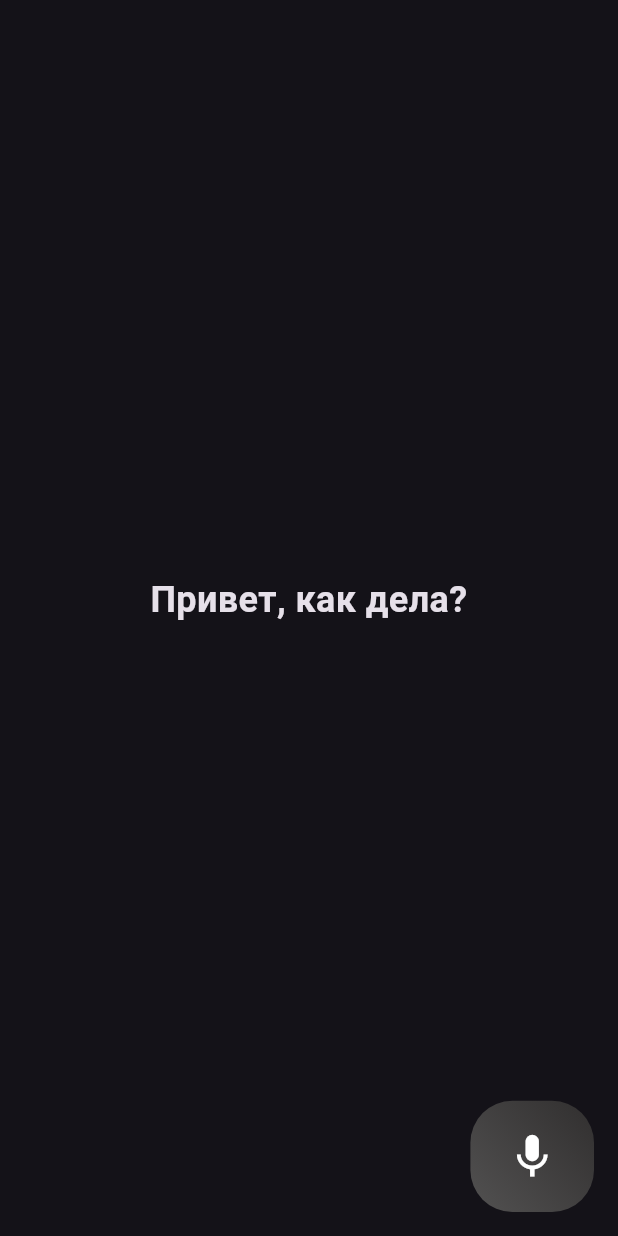
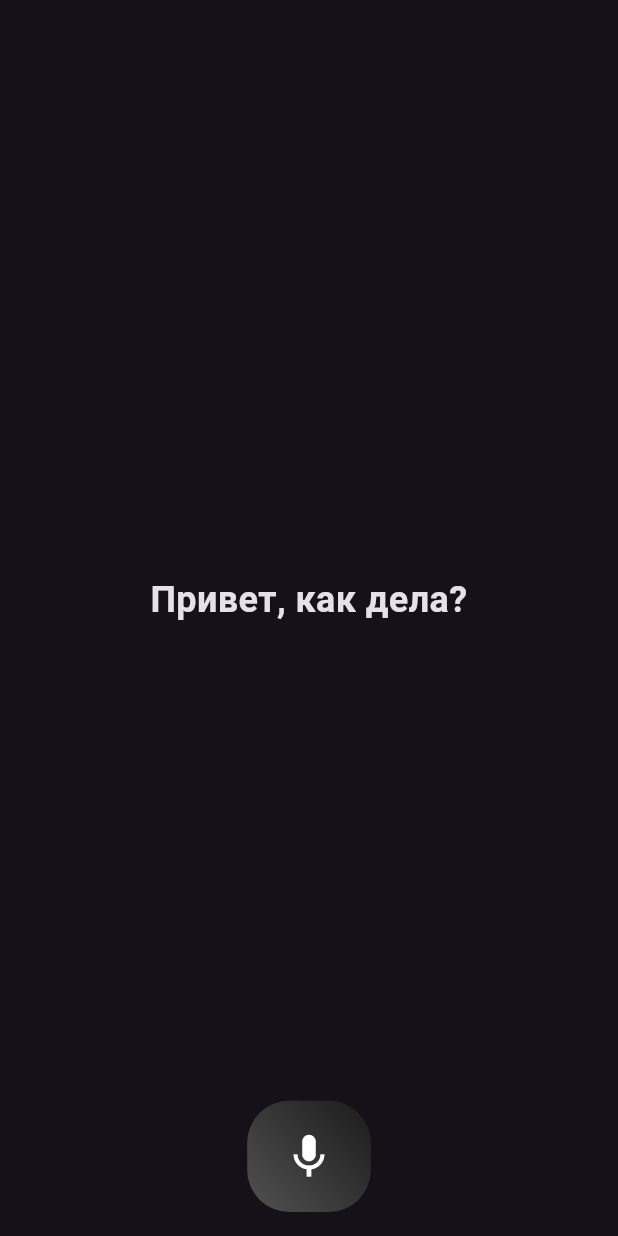
Before and after one commit to DaDaDaTheoryNow/Viminsk-Assistent, a Flutter app: the screen it shows after launch, on a phone screen of 412 x 824 dp. Run offline on Flutter 3.47's test engine with Material 3 defaults, Android fonts, the phone set to English and light mode, and no system bars; our stand-ins replace dio, flutter_riverpod, flutter_tts, freezed_annotation, go_router, permission_handler and 1 more; missing offline and left inert: installed_apps, mesh_gradient.

Commit message:
improve ui and ai

```diff
--- a/lib/features/home/presentation/home_screen.dart
+++ b/lib/features/home/presentation/home_screen.dart
@@ -1,6 +1,9 @@
+import 'dart:ui';
+
 import 'package:flutter/material.dart';
 import 'package:flutter_riverpod/flutter_riverpod.dart';
 import 'package:go_router/go_router.dart';
+import 'package:mesh_gradient/mesh_gradient.dart';
 import 'package:viminsk_assistent/features/home/presentation/widgets/sound_level_visualizer.dart';
 import 'package:viminsk_assistent/service/speech_to_text/presentation/provider/speech_to_text_notifier_provider.dart';
 
@@ -39,9 +42,41 @@ class HomeScreen extends ConsumerWidget {
         onStopRecording: () =>
             speechToTextNotifier.stopListening(isForceCancel: true),
       ),
+      floatingActionButtonLocation: FloatingActionButtonLocation.centerFloat,
       body: Stack(
         children: [
-          Column(
+          // bg animation
+          AnimatedOpacity(
+            opacity: isListening ? 0.8 : 0.0,
+            duration: const Duration(milliseconds: 1200),
+            curve: Curves.easeIn,
+            child: AnimatedMeshGradient(
+              colors: const [
+                Color.fromARGB(255, 60, 59, 59),
+                Colors.black,
+                Color.fromARGB(255, 111, 109, 109),
+                Colors.black,
+              ],
+              options: AnimatedMeshGradientOptions(
+                amplitude: 2000,
+                frequency: 300,
+                grain: 0.3,
+                speed: 15,
+              ),
+              child: Container(
+                height: MediaQuery.of(context).size.height,
+                width: MediaQuery.of(context).size.width,
+                decoration: BoxDecoration(
+                  borderRadius: BorderRadius.circular(100),
+                ),
+              ),
+            ),
+          ),
+
+          // content
+          Center(
+            child: SingleChildScrollView(
+              child: Column(
                 mainAxisAlignment: MainAxisAlignment.center,
                 children: [
                   // sound visualizer
@@ -70,7 +105,7 @@ class HomeScreen extends ConsumerWidget {
                     curve: Curves.easeIn,
                     child: Center(
                       child: Padding(
-                    padding: const EdgeInsets.all(15),
+                        padding: const EdgeInsets.all(30),
                         child: Text(
                           speechActionResult,
                           textAlign: TextAlign.center,
@@ -92,6 +127,7 @@ class HomeScreen extends ConsumerWidget {
                             : 0.0,
                     duration: const Duration(milliseconds: 250),
                     child: Center(
+                      child: SingleChildScrollView(
                         child: Container(
                           padding: const EdgeInsets.symmetric(horizontal: 20),
                           child: Text(
@@ -105,7 +141,10 @@ class HomeScreen extends ConsumerWidget {
                         ),
                       ),
                     ),
+                  ),
                 ],
+              ),
+            ),
           ),
 
           // loading
--- a/lib/features/home/presentation/widgets/listening_button.dart
+++ b/lib/features/home/presentation/widgets/listening_button.dart
@@ -33,10 +33,10 @@ class ListeningButton extends ConsumerWidget {
             end: Alignment.bottomLeft,
             colors: [
               isListening
-                  ? Colors.redAccent
-                  : const Color.fromARGB(255, 49, 47, 47),
+                  ? const Color.fromARGB(191, 255, 255, 255)
+                  : const Color.fromARGB(255, 28, 27, 27),
               isListening
-                  ? const Color.fromARGB(255, 41, 40, 40)
+                  ? const Color.fromARGB(255, 21, 21, 21)
                   : const Color.fromARGB(255, 82, 81, 81),
             ],
           ),
--- a/lib/service/speech_action/data/datasource/remote/ai_interface_remote_datasource.dart
+++ b/lib/service/speech_action/data/datasource/remote/ai_interface_remote_datasource.dart
@@ -50,7 +50,7 @@ class AIInterfaceRemoteDataSource implements AIInterfaceDataSource {
         {
           "role": "user",
           "content":
-              "'$question'. Context: **Отвечай на Русском без других языков.** *Ты голосовой помощник* Пожалуйста, отвечай коротко и ясно. Если задают вопрос о твоем имени или создателе, уточни, что ты — Viminsk, созданный командой из 167-й школы города Минска. Старайся использовать простые и понятные фразы."
+              "'$question'. Контекст: **Отвечай на Русском языке.** *Ты голосовой помощник* Пожалуйста, отвечай коротко и ясно. Если задают вопрос о твоем имени или создателе, уточни, что ты — Viminsk, созданный командой из 167-й школы города Минска. Старайся использовать простые и понятные фразы."
         },
       ],
       "max_tokens": 400,
--- a/lib/service/speech_to_text/presentation/provider/state/speech_to_text_notifier.dart
+++ b/lib/service/speech_to_text/presentation/provider/state/speech_to_text_notifier.dart
@@ -24,6 +24,7 @@ class SpeechToTextNotifier extends StateNotifier<SpeechToTextState> {
   }
 
   Future<void> startListening() async {
+    await textToSpeechRepository.stop();
     final tempSpeechActionResult = state.speechActionResult;
 
     state = state.copyWith(
@@ -53,7 +54,7 @@ class SpeechToTextNotifier extends StateNotifier<SpeechToTextState> {
           await speechActionRepository.processCommand(state.recognizedWords);
 
       if (resultString.isNotEmpty) {
-        await _speak(resultString);
+        await textToSpeechRepository.speak(resultString);
         state = state.copyWith(
           isLoading: false,
           speechActionResult: resultString,
@@ -85,8 +86,4 @@ class SpeechToTextNotifier extends StateNotifier<SpeechToTextState> {
   Future<bool> _requestMicrophonePermission() async {
     return await Permission.microphone.request() != PermissionStatus.denied;
   }
-
-  Future<void> _speak(String answer) async {
-    await textToSpeechRepository.speak(answer);
-  }
 }
--- a/pubspec.yaml
+++ b/pubspec.yaml
@@ -44,6 +44,7 @@ dependencies:
   url_launcher: ^6.0.20
   flutter_tts: ^4.0.2
   dio: ^5.7.0
+  mesh_gradient: ^1.3.8
 
 dev_dependencies:
   flutter_test:
```
Also changed, not shown: pubspec.lock. Lines whose indentation alone changed are shown as unchanged.
